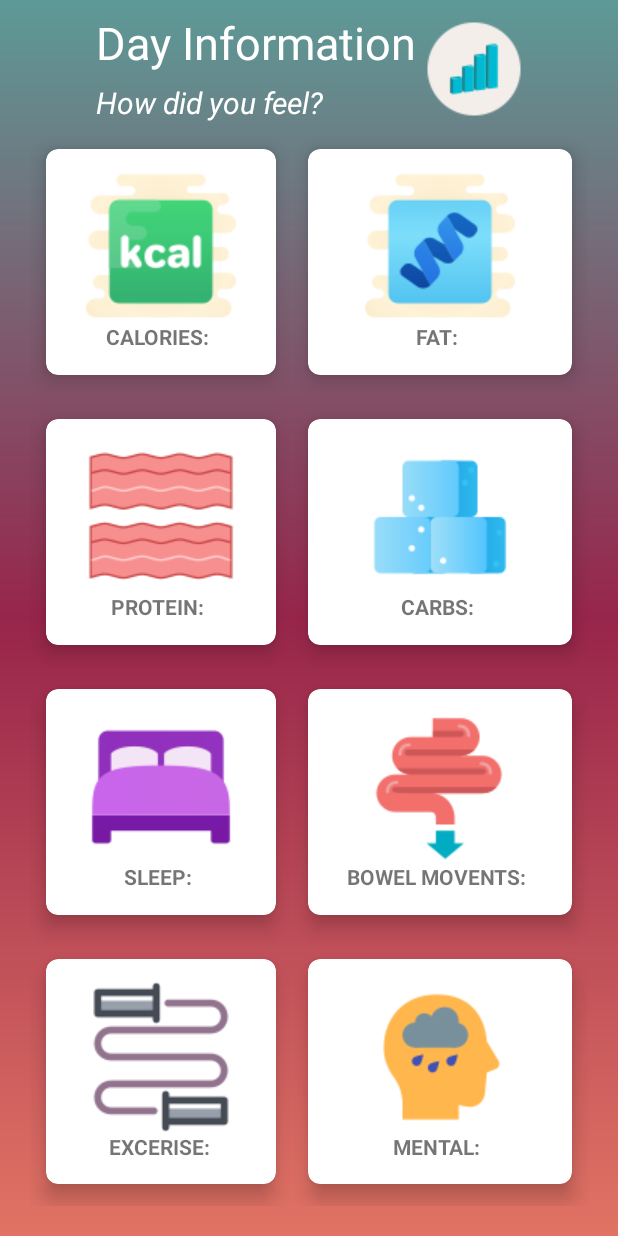
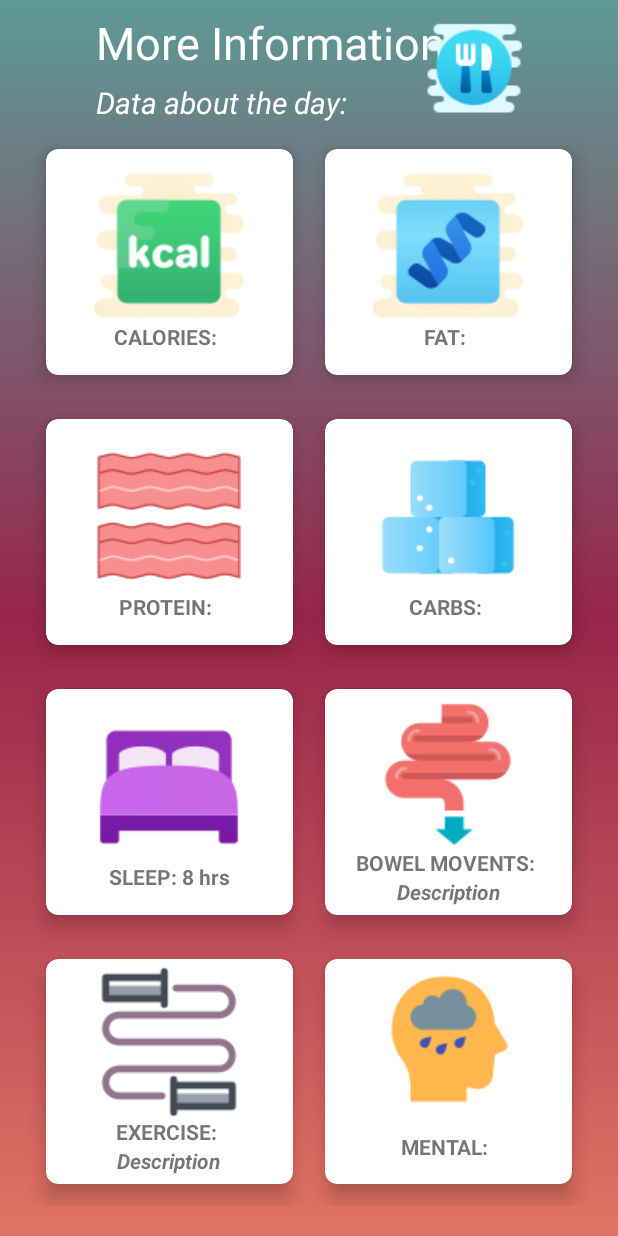
Before and after one commit to ViktorBusk/HealthApplication, an Android app: the MainActivity3 screen opened directly, with no data from a screen before it, on a phone screen of 412 x 824 dp. Run offline under Robolectric (Android 15) with nearby library versions, the phone set to English and light mode, and no system bars; 9 statements that could not run were skipped.

Commit message:
Data added to TextViews in MainActivity3

```diff
--- a/app/src/main/java/com/viktor/health/activities/MainActivity3.java
+++ b/app/src/main/java/com/viktor/health/activities/MainActivity3.java
@@ -3,17 +3,81 @@ package com.viktor.health.activities;
 import androidx.appcompat.app.AppCompatActivity;
 
 import android.os.Bundle;
+import android.util.Log;
+import android.widget.ImageView;
+import android.widget.TextView;
 
 import com.viktor.health.R;
+import com.viktor.health.data.DayData;
 
 //TODO: add animations, add dayEatingData to views
 
 public class MainActivity3 extends AppCompatActivity {
 
+    public static DayData dayData;
+
+    public static ImageView mealsViewImage; //TODO: should be clickable and display DayEatingData
+
+    public static TextView caloriesTextView;
+    public static TextView fatTextView;
+    public static TextView proteinTextView;
+    public static TextView carbsTextView;
+    public static TextView sleepTextView;
+    public static TextView bowelMovementsTextView;
+    public static TextView exerciseTextView;
+    public static TextView mentalTextView;
+
+    public static TextView bowelMovementsTextViewDescription;
+    public static TextView exerciseTextViewDescription;
+
     @Override
     protected void onCreate(Bundle savedInstanceState) {
         super.onCreate(savedInstanceState);
         setContentView(R.layout.activity_main3);
+        init();
+    }
 
+    @Override
+    protected void onResume() {
+        loadDayInformation();
+        super.onResume();
+    }
+
+    private void init()
+    {
+        initViews();
+    }
+
+    private void initViews()
+    {
+        //ImageView
+        mealsViewImage = (ImageView) findViewById(R.id.mealsImageView);
+        //TextViews
+        caloriesTextView = (TextView) findViewById(R.id.caloriesTextView);
+        fatTextView = (TextView) findViewById(R.id.fatTextView);
+        proteinTextView = (TextView) findViewById(R.id.proteinTextView);
+        carbsTextView = (TextView) findViewById(R.id.carbsTextView);
+        sleepTextView = (TextView) findViewById(R.id.sleepTextView);
+        bowelMovementsTextView = (TextView) findViewById(R.id.bowelMovementsTextView);
+        exerciseTextView = (TextView) findViewById(R.id.exerciseTextView);
+        mentalTextView = (TextView) findViewById(R.id.mentalTextView);
+        //Descriptions
+        bowelMovementsTextViewDescription = (TextView) findViewById(R.id.bowelMovementsTextViewDescription);
+        exerciseTextViewDescription = (TextView) findViewById(R.id.exerciseTextViewDescription);
+    }
+
+    public static void loadDayInformation()
+    {
+        dayData = MainActivity.dayData;
+        caloriesTextView.setText("CALORIES: "+dayData.dayEatingData.calories);
+        fatTextView.setText("FAT: "+dayData.dayEatingData.fat);
+        proteinTextView.setText("PROTEIN: "+dayData.dayEatingData.protein);
+        carbsTextView.setText("CARBS: "+dayData.dayEatingData.carbs);
+        sleepTextView.setText("SLEEP: "+ "8 hrs"); //TODO: fix later to TimePicker
+        bowelMovementsTextView.setText("BOWEL MOVEMENTS: "+dayData.lifeData.bowelMovements);
+        bowelMovementsTextViewDescription.setText(dayData.lifeData.bowelMovementDescription);
+        exerciseTextView.setText("EXERCISE: "+dayData.lifeData.exercise);
+        exerciseTextViewDescription.setText(dayData.lifeData.exerciseDescription);
+        mentalTextView.setText("MENTAL: "+dayData.lifeData.mental);
     }
 }
--- a/app/src/main/java/com/viktor/health/data/Life.java
+++ /dev/null
@@ -1,5 +0,0 @@
-package com.viktor.health.data;
-
-public class Life extends LifeData {
-
-}
--- a/app/src/main/res/layout/activity_main3.xml
+++ b/app/src/main/res/layout/activity_main3.xml
@@ -21,7 +21,7 @@
 
             <TextView
                 android:id="@+id/txtDashboard"
-                android:text="Day Information"
+                android:text="More Information"
                 android:textSize="30sp"
                 android:textColor="#ffffff"
                 android:layout_width="wrap_content"
@@ -30,7 +30,7 @@
             <TextView
                 android:layout_marginTop="6dp"
                 android:layout_below="@+id/txtDashboard"
-                android:text="How did you feel?"
+                android:text="Data about the day: "
                 android:textStyle="italic"
                 android:textSize="20sp"
                 android:textColor="#ffffff"
@@ -38,11 +38,13 @@
                 android:layout_height="wrap_content"></TextView>
 
             <ImageView
+                android:id="@+id/mealsImageView"
                 android:layout_marginTop="6dp"
                 android:layout_alignParentRight="true"
                 android:layout_width="64dp"
                 android:layout_height="64dp"
-                android:src="@drawable/icons8_bar_chart_3d_64"></ImageView>
+                android:clickable="true"
+                android:src="@drawable/icons8_meal_64"></ImageView>
         </RelativeLayout>
     </androidx.appcompat.widget.LinearLayoutCompat>
 
@@ -66,8 +68,8 @@
         android:rowCount="4">
 
         <androidx.cardview.widget.CardView
-            android:layout_width="wrap_content"
-            android:layout_height="wrap_content"
+            android:layout_width="100dp"
+            android:layout_height="100dp"
             android:layout_row="0"
             android:layout_rowWeight="1"
             android:layout_column="0"
@@ -90,18 +92,21 @@
                     android:src="@drawable/icons8_calories_100" />
 
                 <TextView
+                    android:id="@+id/caloriesTextView"
                     android:layout_width="wrap_content"
                     android:layout_height="wrap_content"
                     android:text="CALORIES: "
                     android:textAlignment="center"
                     android:textStyle="bold"
+                    android:paddingLeft="12dp"
+                    android:paddingRight="12dp"
                     android:gravity="center_horizontal" />
             </LinearLayout>
         </androidx.cardview.widget.CardView>
 
         <androidx.cardview.widget.CardView
-            android:layout_width="wrap_content"
-            android:layout_height="wrap_content"
+            android:layout_width="100dp"
+            android:layout_height="100dp"
             android:layout_row="0"
             android:layout_rowWeight="1"
             android:layout_column="1"
@@ -124,18 +129,21 @@
                     android:src="@drawable/icons8_protein_100" />
 
                 <TextView
+                    android:id="@+id/fatTextView"
                     android:layout_width="wrap_content"
                     android:layout_height="wrap_content"
                     android:text="FAT: "
                     android:textAlignment="center"
                     android:textStyle="bold"
+                    android:paddingLeft="12dp"
+                    android:paddingRight="12dp"
                     android:gravity="center_horizontal" />
             </LinearLayout>
         </androidx.cardview.widget.CardView>
 
         <androidx.cardview.widget.CardView
-            android:layout_width="wrap_content"
-            android:layout_height="wrap_content"
+            android:layout_width="100dp"
+            android:layout_height="100dp"
             android:layout_row="1"
             android:layout_rowWeight="1"
             android:layout_column="0"
@@ -158,18 +166,21 @@
                     android:src="@drawable/icons8_bacon_100" />
 
                 <TextView
+                    android:id="@+id/proteinTextView"
                     android:layout_width="wrap_content"
                     android:layout_height="wrap_content"
                     android:text="PROTEIN: "
                     android:textAlignment="center"
                     android:textStyle="bold"
+                    android:paddingLeft="12dp"
+                    android:paddingRight="12dp"
                     android:gravity="center_horizontal" />
             </LinearLayout>
         </androidx.cardview.widget.CardView>
 
         <androidx.cardview.widget.CardView
-            android:layout_width="wrap_content"
-            android:layout_height="wrap_content"
+            android:layout_width="100dp"
+            android:layout_height="100dp"
             android:layout_row="1"
             android:layout_rowWeight="1"
             android:layout_column="1"
@@ -192,18 +203,21 @@
                     android:src="@drawable/icons8_sugar_cubes_100" />
 
                 <TextView
+                    android:id="@+id/carbsTextView"
                     android:layout_width="wrap_content"
                     android:layout_height="wrap_content"
                     android:text="CARBS: "
                     android:textAlignment="center"
                     android:textStyle="bold"
+                    android:paddingLeft="12dp"
+                    android:paddingRight="12dp"
                     android:gravity="center_horizontal" />
             </LinearLayout>
         </androidx.cardview.widget.CardView>
 
         <androidx.cardview.widget.CardView
-            android:layout_width="wrap_content"
-            android:layout_height="wrap_content"
+            android:layout_width="100dp"
+            android:layout_height="100dp"
             android:layout_row="2"
             android:layout_rowWeight="1"
             android:layout_column="0"
@@ -226,18 +240,21 @@
                     android:src="@drawable/icons8_bed_100" />
 
                 <TextView
+                    android:id="@+id/sleepTextView"
                     android:layout_width="wrap_content"
                     android:layout_height="wrap_content"
                     android:text="SLEEP: "
                     android:textAlignment="center"
                     android:textStyle="bold"
+                    android:paddingLeft="12dp"
+                    android:paddingRight="12dp"
                     android:gravity="center_horizontal" />
             </LinearLayout>
         </androidx.cardview.widget.CardView>
 
         <androidx.cardview.widget.CardView
-            android:layout_width="wrap_content"
-            android:layout_height="wrap_content"
+            android:layout_width="100dp"
+            android:layout_height="100dp"
             android:layout_row="2"
             android:layout_rowWeight="1"
             android:layout_column="1"
@@ -260,18 +277,33 @@
                     android:src="@drawable/icons8_bowel_flush_100" />
 
                 <TextView
+                    android:id="@+id/bowelMovementsTextView"
                     android:layout_width="wrap_content"
                     android:layout_height="wrap_content"
                     android:text="BOWEL MOVENTS: "
                     android:textAlignment="center"
                     android:textStyle="bold"
+                    android:paddingLeft="12dp"
+                    android:paddingRight="12dp"
+                    android:gravity="center_horizontal" />
+
+                <TextView
+                    android:id="@+id/bowelMovementsTextViewDescription"
+                    android:layout_width="wrap_content"
+                    android:layout_height="wrap_content"
+                    android:layout_below = "@id/bowelMovementsTextView"
+                    android:text="Description"
+                    android:textAlignment="center"
+                    android:textStyle="bold|italic"
+                    android:paddingLeft="12dp"
+                    android:paddingRight="12dp"
                     android:gravity="center_horizontal" />
             </LinearLayout>
         </androidx.cardview.widget.CardView>
 
         <androidx.cardview.widget.CardView
-            android:layout_width="wrap_content"
-            android:layout_height="wrap_content"
+            android:layout_width="100dp"
+            android:layout_height="100dp"
             android:layout_row="3"
             android:layout_rowWeight="0"
             android:layout_column="0"
@@ -294,18 +326,34 @@
                     android:src="@drawable/icons8_jump_rope_100" />
 
                 <TextView
+                    android:id="@+id/exerciseTextView"
                     android:layout_width="wrap_content"
                     android:layout_height="wrap_content"
-                    android:text="EXCERISE: "
+                    android:text="EXERCISE: "
                     android:textAlignment="center"
                     android:textStyle="bold"
+                    android:paddingLeft="12dp"
+                    android:paddingRight="12dp"
                     android:gravity="center_horizontal" />
+
+                <TextView
+                    android:id="@+id/exerciseTextViewDescription"
+                    android:layout_width="wrap_content"
+                    android:layout_height="wrap_content"
+                    android:layout_below = "@id/exerciseTextView"
+                    android:text="Description"
+                    android:textAlignment="center"
+                    android:textStyle="bold|italic"
+                    android:paddingLeft="12dp"
+                    android:paddingRight="12dp"
+                    android:gravity="center_horizontal" />
+
             </LinearLayout>
         </androidx.cardview.widget.CardView>
 
         <androidx.cardview.widget.CardView
-            android:layout_width="wrap_content"
-            android:layout_height="wrap_content"
+            android:layout_width="100dp"
+            android:layout_height="100dp"
             android:layout_row="3"
             android:layout_rowWeight="1"
             android:layout_column="1"
@@ -328,11 +376,13 @@
                     android:src="@drawable/icons8_depression_100" />
 
                 <TextView
+                    android:id="@+id/mentalTextView"
                     android:layout_width="wrap_content"
                     android:layout_height="wrap_content"
                     android:text="MENTAL: "
                     android:textAlignment="center"
                     android:textStyle="bold"
+                    android:padding="12dp"
                     android:gravity="center_horizontal" />
             </LinearLayout>
         </androidx.cardview.widget.CardView>
```
Also changed, not shown: app/src/main/java/com/viktor/health/activities/MainActivity.java (+13 -7 lines), app/src/main/java/com/viktor/health/chart/CustomMarkerView.java (+6 -5 lines), app/src/main/java/com/viktor/health/data/DayData.java (+7 -3 lines), app/src/main/java/com/viktor/health/data/DayLifeData.java (+32 -1 lines), app/src/main/java/com/viktor/health/data/LifeData.java (deleted, +0 -11 lines), app/src/main/res/drawable-v24/icons8_meal_64.png (added).
